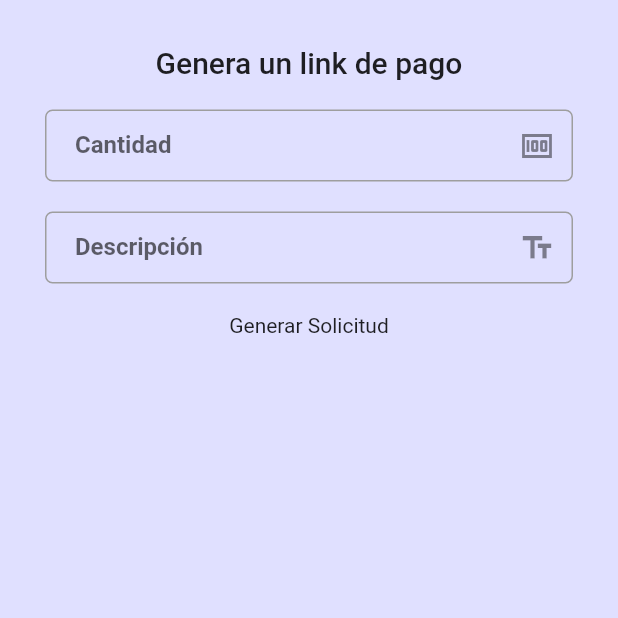
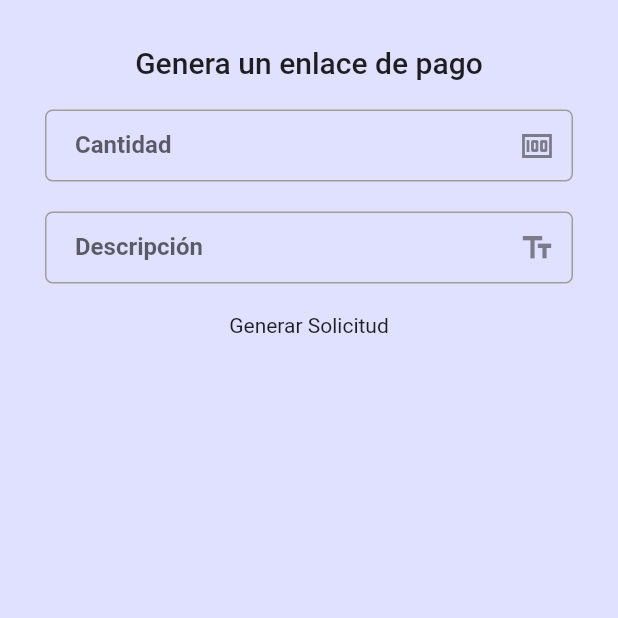
Before and after one commit to jugiros/challenge-abitmedia, a Flutter app: the PaymentLinkWidget screen opened by its route, on a phone screen of 412 x 824 dp, the top half of it. Run offline on Flutter 3.47's test engine with Material 2 defaults, Android fonts, the light colour scheme and no system bars; our stand-ins replace hive, hive_flutter; missing offline and left inert: loading_btn; accounts and stored records are empty.

Commit message:
feat: Actualización de textos.

```diff
--- a/app_abitmedia/lib/pages/PaymentLink.dart
+++ b/app_abitmedia/lib/pages/PaymentLink.dart
@@ -35,7 +35,7 @@ class _PaymentLinkWidgetState extends State<PaymentLinkWidget> {
           child: Column(
             children: [
               Text(
-                "Genera un link de pago",
+                "Genera un enlace de pago",
                 style: Theme.of(context).textTheme.titleLarge,
               ),
               const SizedBox(height: 20),
--- a/app_abitmedia/lib/ui/home.dart
+++ b/app_abitmedia/lib/ui/home.dart
@@ -15,7 +15,7 @@ class MyHomePage extends StatelessWidget {
     return Scaffold(
       drawer: NavDrawer(navigatorKey: _navigatorKey),
       appBar: AppBar(
-        title: const Text('Bienvenido'),
+        title: Text(_boxLogin.get('username') ?? ''),
         actions: <Widget>[
           IconButton(
             icon: const Icon(
--- a/app_abitmedia/lib/utils/ApiServices.dart
+++ b/app_abitmedia/lib/utils/ApiServices.dart
@@ -48,6 +48,7 @@ class ApiService {
       final jsonData = jsonDecode(bodyResponse);
       _boxLogin.put("token", jsonData["access_token"]);
       _boxLogin.put("status", true);
+      _boxLogin.put("username", loginData.emailController.text);
       Navigator.pushReplacement(
         context,
         MaterialPageRoute(
```
